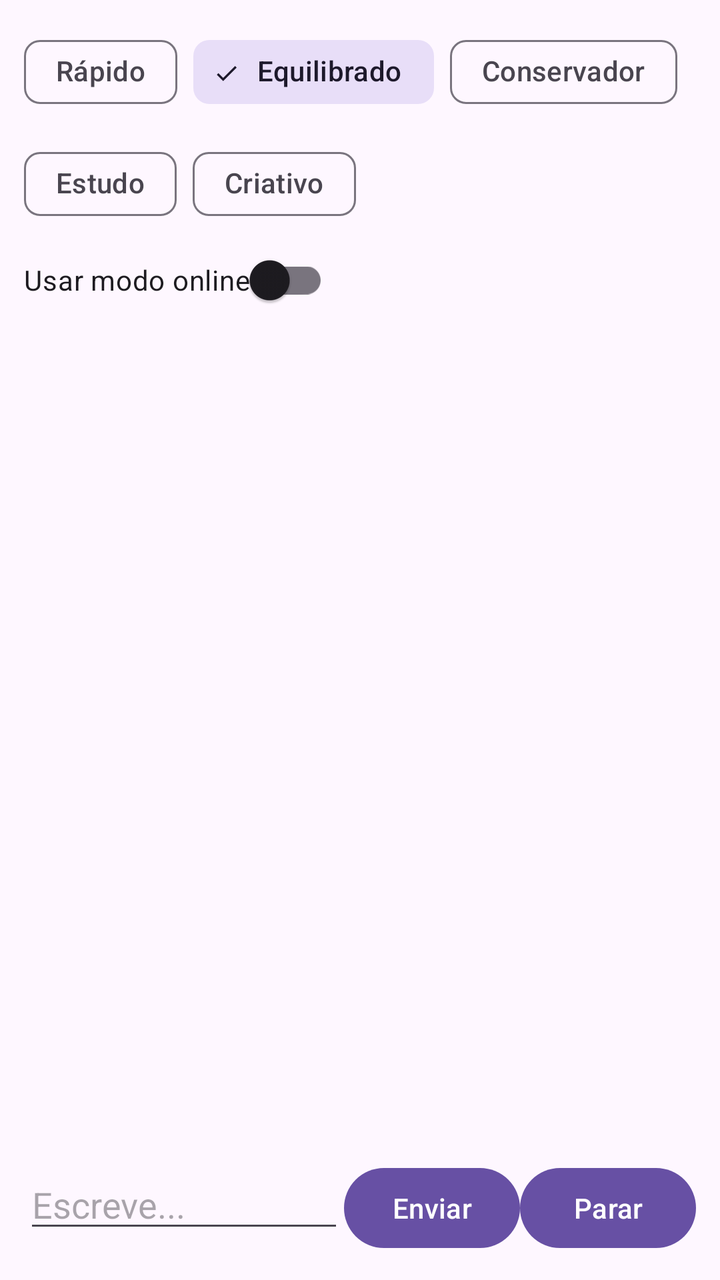
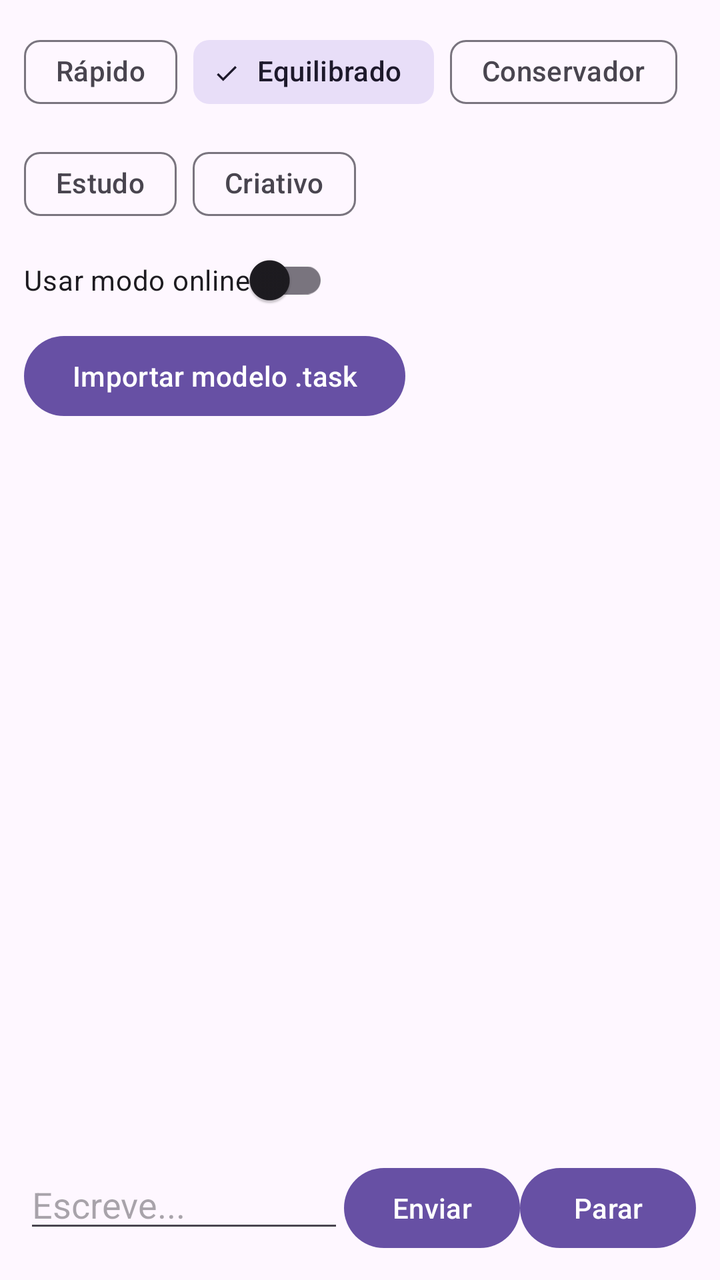

An Android layout rendered at two revisions. The XML below is the earlier revision; the diff shows what the commit changed to produce the second picture.
<!-- AndroidManifest.xml: application theme Theme.MetaAssistant -->
<!-- res/layout/fragment_chat.xml -->
<?xml version="1.0" encoding="utf-8"?>
<LinearLayout xmlns:android="http://schemas.android.com/apk/res/android" xmlns:app="http://schemas.android.com/apk/res-auto" android:layout_width="match_parent" android:layout_height="match_parent" android:orientation="vertical" android:padding="12dp">
<com.google.android.material.chip.ChipGroup android:id="@+id/chipMode" android:layout_width="match_parent" android:layout_height="wrap_content" app:singleSelection="true">
<com.google.android.material.chip.Chip android:id="@+id/modeFast" style="@style/Widget.Material3.Chip.Filter" android:layout_width="wrap_content" android:layout_height="wrap_content" android:text="Rápido"/>
<com.google.android.material.chip.Chip android:id="@+id/modeBalanced" style="@style/Widget.Material3.Chip.Filter" android:layout_width="wrap_content" android:layout_height="wrap_content" android:text="Equilibrado" android:checked="true"/>
<com.google.android.material.chip.Chip android:id="@+id/modeConservative" style="@style/Widget.Material3.Chip.Filter" android:layout_width="wrap_content" android:layout_height="wrap_content" android:text="Conservador"/>
<com.google.android.material.chip.Chip android:id="@+id/modeStudy" style="@style/Widget.Material3.Chip.Filter" android:layout_width="wrap_content" android:layout_height="wrap_content" android:text="Estudo"/>
<com.google.android.material.chip.Chip android:id="@+id/modeCreative" style="@style/Widget.Material3.Chip.Filter" android:layout_width="wrap_content" android:layout_height="wrap_content" android:text="Criativo"/>
</com.google.android.material.chip.ChipGroup>
<com.google.android.material.switchmaterial.SwitchMaterial android:id="@+id/switchOnline" android:layout_width="wrap_content" android:layout_height="wrap_content" android:text="Usar modo online"/>
<ScrollView android:layout_width="match_parent" android:layout_height="0dp" android:layout_weight="1"><TextView android:id="@+id/chatLog" android:layout_width="match_parent" android:layout_height="wrap_content" android:textIsSelectable="true"/></ScrollView>
<LinearLayout android:layout_width="match_parent" android:layout_height="wrap_content" android:orientation="horizontal">
<EditText android:id="@+id/inputMessage" android:layout_width="0dp" android:layout_height="wrap_content" android:layout_weight="1" android:hint="Escreve..." android:inputType="textMultiLine"/>
<Button android:id="@+id/btnSend" android:layout_width="wrap_content" android:layout_height="wrap_content" android:text="Enviar"/>
<Button android:id="@+id/btnStop" android:layout_width="wrap_content" android:layout_height="wrap_content" android:text="Parar"/>
</LinearLayout></LinearLayout>
<!-- resources referenced by this layout -->
<resources>
  <style name="Theme.MetaAssistant" parent="Theme.Material3.DayNight.NoActionBar" />
</resources>

<!-- the commit's change to res/layout/fragment_chat.xml (unified diff, before → after) -->
@@ -8,6 +8,7 @@
 <com.google.android.material.chip.Chip android:id="@+id/modeCreative" style="@style/Widget.Material3.Chip.Filter" android:layout_width="wrap_content" android:layout_height="wrap_content" android:text="Criativo"/>
 </com.google.android.material.chip.ChipGroup>
 <com.google.android.material.switchmaterial.SwitchMaterial android:id="@+id/switchOnline" android:layout_width="wrap_content" android:layout_height="wrap_content" android:text="Usar modo online"/>
+<Button android:id="@+id/btnModel" android:layout_width="wrap_content" android:layout_height="wrap_content" android:text="Importar modelo .task"/>
 <ScrollView android:layout_width="match_parent" android:layout_height="0dp" android:layout_weight="1"><TextView android:id="@+id/chatLog" android:layout_width="match_parent" android:layout_height="wrap_content" android:textIsSelectable="true"/></ScrollView>
 <LinearLayout android:layout_width="match_parent" android:layout_height="wrap_content" android:orientation="horizontal">
 <EditText android:id="@+id/inputMessage" android:layout_width="0dp" android:layout_height="wrap_content" android:layout_weight="1" android:hint="Escreve..." android:inputType="textMultiLine"/>
